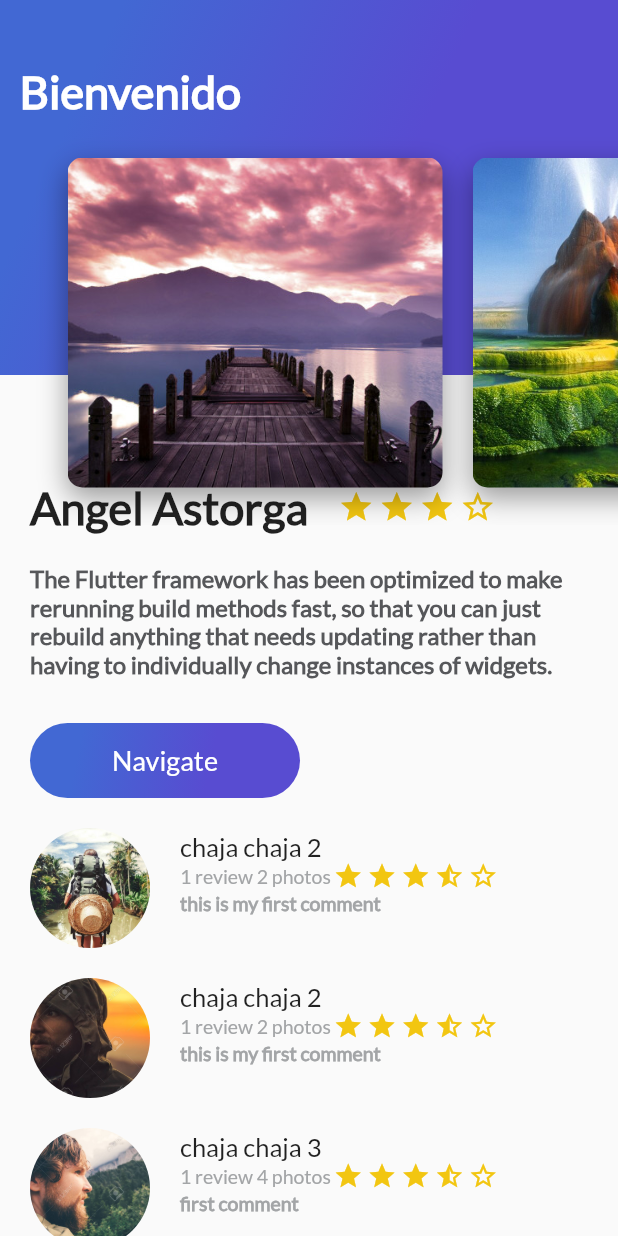
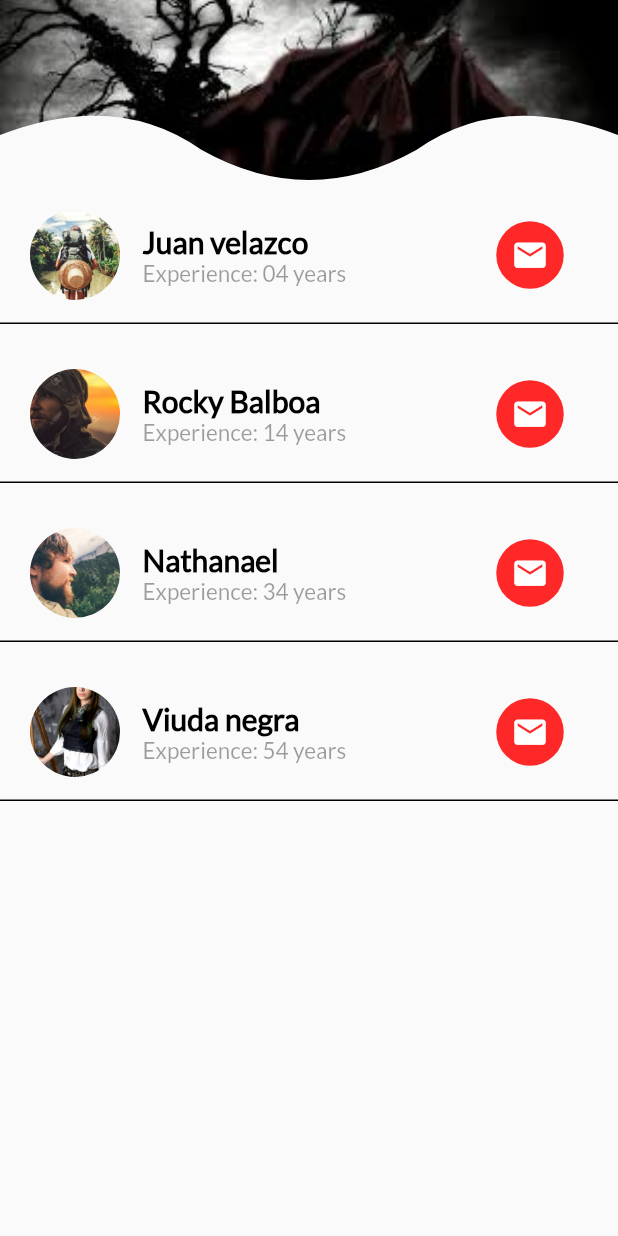
Before and after one commit to AngelAstorga/trip, a Flutter app: the screen it shows after launch, on a phone screen of 412 x 824 dp. Run offline on Flutter 3.47's test engine with Material 2 defaults, Android fonts, the phone set to English and light mode, and no system bars.

Commit message:
here we create a new view and use Clippath drawing

```diff
--- /dev/null
+++ b/lib/card_designer.dart
@@ -0,0 +1,84 @@
+import 'package:flutter/material.dart';
+
+class CardDesigner extends StatelessWidget{
+  String pathImage;
+  String name;
+  String experience;
+  CardDesigner(this.pathImage,this.name,this.experience);
+
+  @override
+  Widget build(BuildContext context) {
+
+
+    return Container(
+        child: Row(
+          children: <Widget>[
+            Container(
+              height: 60.0,
+              width: 60.0,
+              margin: EdgeInsets.only(
+                left: 20.0,
+              ),
+              decoration: BoxDecoration(
+                image: DecorationImage(
+                    fit: BoxFit.cover,
+                    image:AssetImage(pathImage)
+                ),
+                shape: BoxShape.circle,
+              ),
+            ),
+            Column(
+              crossAxisAlignment: CrossAxisAlignment.start,
+              children: <Widget>[
+                Container(
+                  margin: EdgeInsets.only(
+                    left: 15.0,
+                  ),
+                  child: Text(
+                    name,
+                    style: TextStyle(
+                      fontSize: 20.0,
+                      fontFamily: "Lato",
+                      color: Colors.black,
+                      fontWeight: FontWeight.bold,
+                    ),
+                  ),
+                ),
+                Container(
+                  margin: EdgeInsets.only(
+                    left: 15.0,
+                  ),
+                  child:Text(
+                    experience,
+                    style: TextStyle(
+                      fontSize: 15.0,
+                      fontFamily: "Lato",
+                      color: Colors.black38,
+                    ),
+                  ),
+                ),
+
+              ],
+            ),
+            Container(
+              width: 45.0,
+              height: 45.0,
+              decoration: BoxDecoration(
+                shape: BoxShape.circle,
+                color: Color(0xffff2828),
+              ),
+              margin: EdgeInsets.only(
+                left: 100.0,
+              ),
+              child: Icon(
+                Icons.mail,
+                color: Colors.white,
+                size: 25.0,
+              ),
+            ),
+          ],
+        ),
+    );
+  }
+
+}
--- /dev/null
+++ b/lib/card_designer_list.dart
@@ -0,0 +1,47 @@
+import 'package:flutter/material.dart';
+import 'package:tripapp/card_designer.dart';
+
+class CardDesignerList extends StatelessWidget{
+
+  final List <CardDesigner> listDesigner=[
+    CardDesigner("assets/images/person.jpg","Juan velazco","Experience: 04 years"),
+    CardDesigner("assets/images/person2.jpg","Rocky Balboa","Experience: 14 years"),
+    CardDesigner("assets/images/person3.jpg","Nathanael","Experience: 34 years"),
+    CardDesigner("assets/images/person4.jpg","Viuda negra","Experience: 54 years"),
+  ];
+  @override
+  Widget build(BuildContext context) {
+
+    return Container(
+      padding: EdgeInsets.only(
+          top: 120.0
+      ),
+      child: ListView.builder(
+        scrollDirection: Axis.vertical,
+        /*
+        separatorBuilder: (context,index)=>Divider(
+          color: Colors.black,
+        ),*/
+        itemCount: 4,
+        itemBuilder: (context,index)=>Container(
+          padding: EdgeInsets.only(
+            top:10.0,
+            bottom: 15.0,
+          ),
+          margin: EdgeInsets.only(
+            top: 10.0,
+            bottom: 10.0,
+          ),
+          decoration: BoxDecoration(
+            border: Border(
+                bottom: BorderSide(),
+            ),
+          ),
+          child: listDesigner[index],
+        ),
+        ),
+
+      );
+  }
+
+}
--- /dev/null
+++ b/lib/header_appbar_message.dart
@@ -0,0 +1,42 @@
+import 'package:flutter/material.dart';
+
+class HeaderAppbarMessage extends StatelessWidget{
+  @override
+  Widget build(BuildContext context) {
+    // TODO: implement build
+    return ClipPath(
+      clipper: MyClipper(),
+      child: Container(
+        height: 120.0,
+        decoration: BoxDecoration(
+          image: DecorationImage(
+            image: AssetImage("assets/images/hellsing.jpg"),
+            fit: BoxFit.cover,
+          ),
+          shape: BoxShape.rectangle,
+        ),
+      ),
+    );
+  }
+
+}
+
+class MyClipper extends CustomClipper<Path>{
+  @override
+  Path getClip(Size size) {
+   var path= new Path();
+   path.lineTo(0, size.height-30);
+   path.quadraticBezierTo((size.width/4)-25, size.height-60.0, (size.width/2)-(size.width/8)-20, size.height-20);
+   path.quadraticBezierTo(size.width/2, size.height+20, (size.width/2)+(size.width/8)+20, size.height-20);
+   path.quadraticBezierTo((size.width*(3/4))+25, size.height-60.0, size.width, size.height-30);
+   path.lineTo( size.width, 0);
+    return path;
+  }
+
+  @override
+  bool shouldReclip(CustomClipper<Path> oldClipper) {
+    // TODO: implement shouldReclip
+    return false;
+  }
+
+}
--- a/lib/main.dart
+++ b/lib/main.dart
@@ -1,7 +1,10 @@
 import 'package:flutter/cupertino.dart';
 import 'package:flutter/material.dart';
+import 'package:tripapp/card_designer_list.dart';
 import 'package:tripapp/description_place.dart';
 import 'package:tripapp/header_appbar.dart';
+import 'package:tripapp/header_appbar_message.dart';
+import 'package:tripapp/message_view.dart';
 import 'package:tripapp/review_list.dart';
 
 void main() => runApp(MyApp());
@@ -70,6 +73,14 @@ class _MyHomePageState extends State<MyHomePage> {
     // fast, so that you can just rebuild anything that needs updating rather
     // than having to individually change instances of widgets.
     return Scaffold(
+      body: Stack(
+        children: <Widget>[
+          HeaderAppbarMessage(),
+          CardDesignerList(),
+        ],
+      ),
+    );
+      /* Scaffold(
 
       body: Stack(
         children: <Widget>[
@@ -85,5 +96,7 @@ class _MyHomePageState extends State<MyHomePage> {
       //new DescriptionPlace("Angel Astorga",5,"The Flutter framework has been optimized to make rerunning build methods fast\, so that you can just rebuild anything that needs updating rather than having to individually change instances of widgets."),
 
     );
+
+       */
   }
 }
--- /dev/null
+++ b/lib/message_view.dart
@@ -0,0 +1,15 @@
+import 'package:flutter/material.dart';
+import 'package:tripapp/card_designer_list.dart';
+
+class MessageView extends StatelessWidget{
+  @override
+  Widget build(BuildContext context) {
+    // TODO: implement build
+    return Column(
+      children: <Widget>[
+        CardDesignerList(),
+      ],
+    );
+  }
+
+}
--- a/pubspec.yaml
+++ b/pubspec.yaml
@@ -52,6 +52,7 @@ flutter:
     - assets/images/paisaje3.jpg
     - assets/images/paisaje4.jpg
     - assets/images/paisaje5.jpg
+    - assets/images/hellsing.jpg
 
   # To add assets to your application, add an assets section, like this:
   # assets:
```
Also changed, not shown: assets/images/hellsing.jpg (added), lib/designer.dart (deleted).
